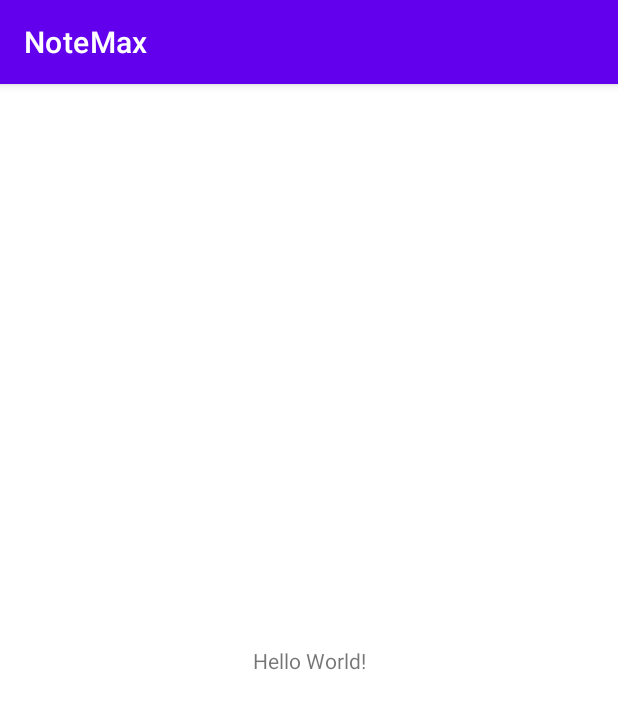
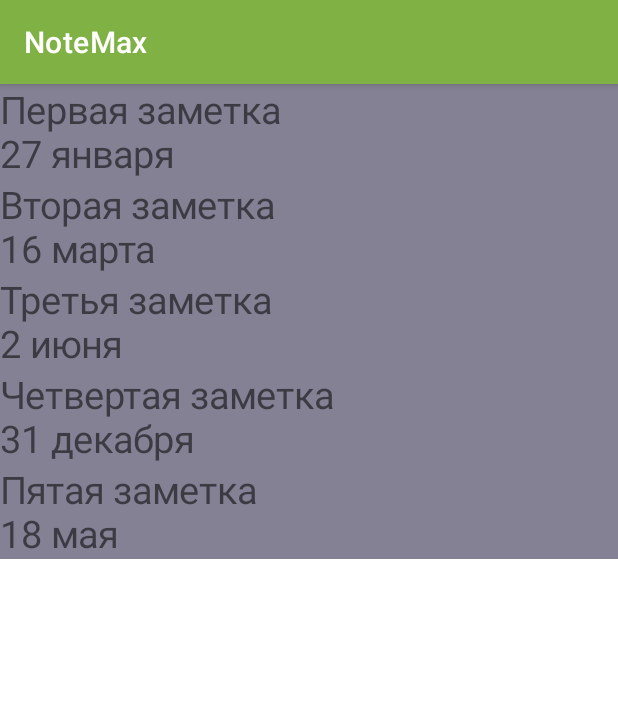
Before and after one commit to DestroyGit/NoteMax, an Android app: the screen it shows after launch (MainActivity), on a phone screen of 412 x 824 dp. Shown: the top 709 px of the screen. Run offline under Robolectric (Android 15) with nearby library versions, the phone set to English and light mode, and no system bars.

Commit message:
added code for lesson 6

```diff
--- a/app/build.gradle
+++ b/app/build.gradle
@@ -33,6 +33,7 @@ dependencies {
     implementation 'androidx.appcompat:appcompat:1.2.0'
     implementation 'com.google.android.material:material:1.2.1'
     implementation 'androidx.constraintlayout:constraintlayout:2.0.4'
+    implementation 'androidx.legacy:legacy-support-v4:1.0.0'
     testImplementation 'junit:junit:4.+'
     androidTestImplementation 'androidx.test.ext:junit:1.1.2'
     androidTestImplementation 'androidx.test.espresso:espresso-core:3.3.0'
--- a/app/src/main/AndroidManifest.xml
+++ b/app/src/main/AndroidManifest.xml
@@ -9,6 +9,7 @@
         android:roundIcon="@mipmap/ic_launcher_round"
         android:supportsRtl="true"
         android:theme="@style/Theme.NoteMax">
+        <activity android:name=".NoteActivity"></activity>
         <activity android:name=".MainActivity">
             <intent-filter>
                 <action android:name="android.intent.action.MAIN" />
--- /dev/null
+++ b/app/src/main/java/com/example/notemax/ListFragment.java
@@ -0,0 +1,119 @@
+package com.example.notemax;
+
+import android.annotation.SuppressLint;
+import android.content.Context;
+import android.content.Intent;
+import android.content.res.Configuration;
+import android.graphics.Color;
+import android.os.Bundle;
+
+import androidx.annotation.NonNull;
+import androidx.annotation.Nullable;
+import androidx.fragment.app.Fragment;
+import androidx.fragment.app.FragmentManager;
+import androidx.fragment.app.FragmentTransaction;
+
+import android.text.style.BackgroundColorSpan;
+import android.view.LayoutInflater;
+import android.view.View;
+import android.view.ViewGroup;
+import android.widget.LinearLayout;
+import android.widget.TextView;
+
+public class ListFragment extends Fragment {
+
+    private boolean isLandscape;
+
+    public ListFragment() {
+        // Required empty public constructor
+    }
+
+    public static ListFragment newInstance() {
+        ListFragment fragment = new ListFragment();
+        Bundle args = new Bundle();
+        fragment.setArguments(args);
+        return fragment;
+    }
+
+    @Override
+    public void onActivityCreated(@Nullable Bundle savedInstanceState) {
+        super.onActivityCreated(savedInstanceState);
+        isLandscape = getResources().getConfiguration().orientation == Configuration.ORIENTATION_LANDSCAPE;
+//        if (isLandscape){
+//            showLandNote(0);
+//        }
+    }
+
+    @Override
+    public void onCreate(Bundle savedInstanceState) {
+        super.onCreate(savedInstanceState);
+        if (getArguments() != null) {
+        }
+    }
+
+    @Override
+    public View onCreateView(LayoutInflater inflater, ViewGroup container,
+                             Bundle savedInstanceState) {
+        // Inflate the layout for this fragment
+        return inflater.inflate(R.layout.fragment_list, container, false);
+    }
+
+    @Override
+    public void onViewCreated(@NonNull View view, @Nullable Bundle savedInstanceState) {
+        super.onViewCreated(view, savedInstanceState);
+        initList(view);
+    }
+
+
+    @SuppressLint("ResourceAsColor")
+    public void initList(View view){
+        LinearLayout layoutView = (LinearLayout) view;
+        String [] titles = getResources().getStringArray(R.array.titles);
+        String [] dates = getResources().getStringArray(R.array.dates);
+        int textSize = 25;
+
+//      прописать условие о том, что длины массивов dates и titles равны
+
+        for (int i = 0; i < titles.length; i++) {
+            String title = titles[i];
+            String date = dates[i];
+            TextView tv = new TextView(getContext());
+            tv.setText(String.format("%s\n%s", title, date));
+            tv.setTextSize(textSize);
+            if (i%2 == 0){
+                tv.setBackgroundColor(R.color.first_line);
+            } else{
+                tv.setBackgroundColor(R.color.second_line);
+            }
+            layoutView.addView(tv);
+            final int fi = i;
+            tv.setOnClickListener(view1 -> showNote(fi));
+        }
+    }
+
+    private void showNote(int index){
+        if(isLandscape){
+            showLandNote(index);
+        } else{
+            showPortNote(index);
+        }
+    }
+
+    private void showLandNote(int index){
+        NoteFragment nf = NoteFragment.newInstance(index);
+        FragmentManager fragmentManager = requireActivity().getSupportFragmentManager();
+        FragmentTransaction fragmentTransaction = fragmentManager.beginTransaction();
+        fragmentTransaction.replace(R.id.fragment_container, nf);
+        fragmentTransaction.setTransition(FragmentTransaction.TRANSIT_FRAGMENT_FADE);
+        fragmentTransaction.commit();
+    }
+
+    private void showPortNote(int index) {
+        Context context = getContext();
+        if (context != null) {
+            Intent intent = new Intent(context, NoteActivity.class);
+            intent.putExtra(NoteFragment.ARG_INDEX, index);
+            startActivity(intent);
+        }
+    }
+}
--- /dev/null
+++ b/app/src/main/res/layout-land/activity_main.xml
@@ -0,0 +1,20 @@
+<?xml version="1.0" encoding="utf-8"?>
+<LinearLayout xmlns:android="http://schemas.android.com/apk/res/android"
+    android:layout_width="match_parent"
+    android:layout_height="match_parent"
+    android:orientation="horizontal">
+
+    <fragment
+        android:id="@+id/notes"
+        android:name="com.example.notemax.ListFragment"
+        android:layout_width="0dp"
+        android:layout_height="match_parent"
+        android:layout_weight="1" />
+
+    <FrameLayout
+        android:id="@+id/fragment_container"
+        android:layout_width="0dp"
+        android:layout_height="match_parent"
+        android:layout_weight="2" />
+
+</LinearLayout>
--- a/app/src/main/res/layout/activity_main.xml
+++ b/app/src/main/res/layout/activity_main.xml
@@ -6,10 +6,11 @@
     android:layout_height="match_parent"
     tools:context=".MainActivity">
 
-    <TextView
-        android:layout_width="wrap_content"
-        android:layout_height="wrap_content"
-        android:text="Hello World!"
+    <fragment
+        android:id="@+id/notes"
+        android:name="com.example.notemax.ListFragment"
+        android:layout_width="match_parent"
+        android:layout_height="match_parent"
         app:layout_constraintBottom_toBottomOf="parent"
         app:layout_constraintLeft_toLeftOf="parent"
         app:layout_constraintRight_toRightOf="parent"
--- /dev/null
+++ b/app/src/main/res/layout/fragment_list.xml
@@ -0,0 +1,6 @@
+<?xml version="1.0" encoding="utf-8"?>
+
+<LinearLayout xmlns:android="http://schemas.android.com/apk/res/android"
+    android:layout_width="match_parent"
+    android:layout_height="match_parent"
+    android:orientation="vertical"/>
--- /dev/null
+++ b/app/src/main/res/values/arrays.xml
@@ -0,0 +1,27 @@
+<?xml version="1.0" encoding="utf-8"?>
+<resources>
+    <string-array name="titles">
+        <item>Первая заметка</item>
+        <item>Вторая заметка</item>
+        <item>Третья заметка</item>
+        <item>Четвертая заметка</item>
+        <item>Пятая заметка</item>
+    </string-array>
+
+    <string-array name="dates">
+        <item>27 января</item>
+        <item>16 марта</item>
+        <item>2 июня</item>
+        <item>31 декабря</item>
+        <item>18 мая</item>
+    </string-array>
+
+    <string-array name="letters">
+        <item>Моя первая заметка</item>
+        <item>Моя вторая заметка</item>
+        <item>Моя третья заметка</item>
+        <item>Моя четвертая заметка</item>
+        <item>Моя пятая заметка</item>
+    </string-array>
+
+</resources>
--- a/app/src/main/res/values/colors.xml
+++ b/app/src/main/res/values/colors.xml
@@ -1,10 +1,12 @@
 <?xml version="1.0" encoding="utf-8"?>
 <resources>
     <color name="purple_200">#FFBB86FC</color>
-    <color name="purple_500">#FF6200EE</color>
-    <color name="purple_700">#FF3700B3</color>
+    <color name="purple_500">#7FB144</color>
+    <color name="purple_700">#19871E</color>
     <color name="teal_200">#FF03DAC5</color>
     <color name="teal_700">#FF018786</color>
     <color name="black">#FF000000</color>
     <color name="white">#FFFFFFFF</color>
+    <color name="first_line">#FFEB3B</color>
+    <color name="second_line">#FFC107</color>
 </resources>
--- /dev/null
+++ b/app/src/main/res/values/dimens.xml
@@ -0,0 +1,4 @@
+<?xml version="1.0" encoding="utf-8"?>
+<resources>
+    <dimen name="textsize_25">25sp</dimen>
+</resources>
--- a/app/src/main/res/values/strings.xml
+++ b/app/src/main/res/values/strings.xml
@@ -1,3 +1,5 @@
 <resources>
     <string name="app_name">NoteMax</string>
+    <!-- TODO: Remove or change this placeholder text -->
+    <string name="hello_blank_fragment">Hello blank fragment</string>
 </resources>
```
Also changed, not shown: app/src/main/java/com/example/notemax/NoteActivity.java (added, +26 -0 lines), app/src/main/java/com/example/notemax/NoteFragment.java (added, +56 -0 lines), app/src/main/res/layout/activity_note.xml (added, +11 -0 lines), app/src/main/res/layout/fragment_note.xml (added, +15 -0 lines).
